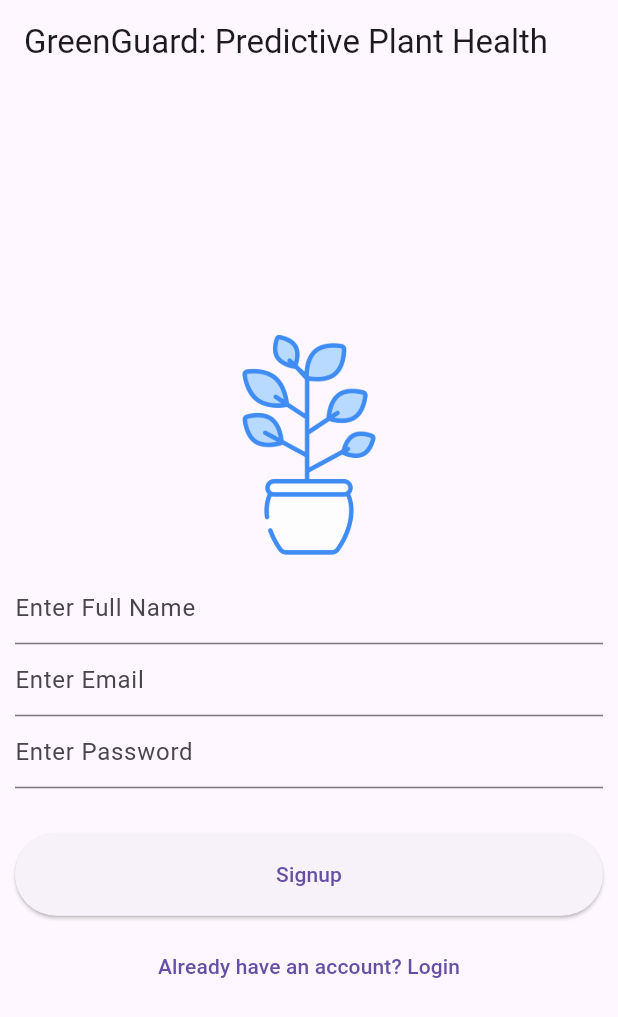
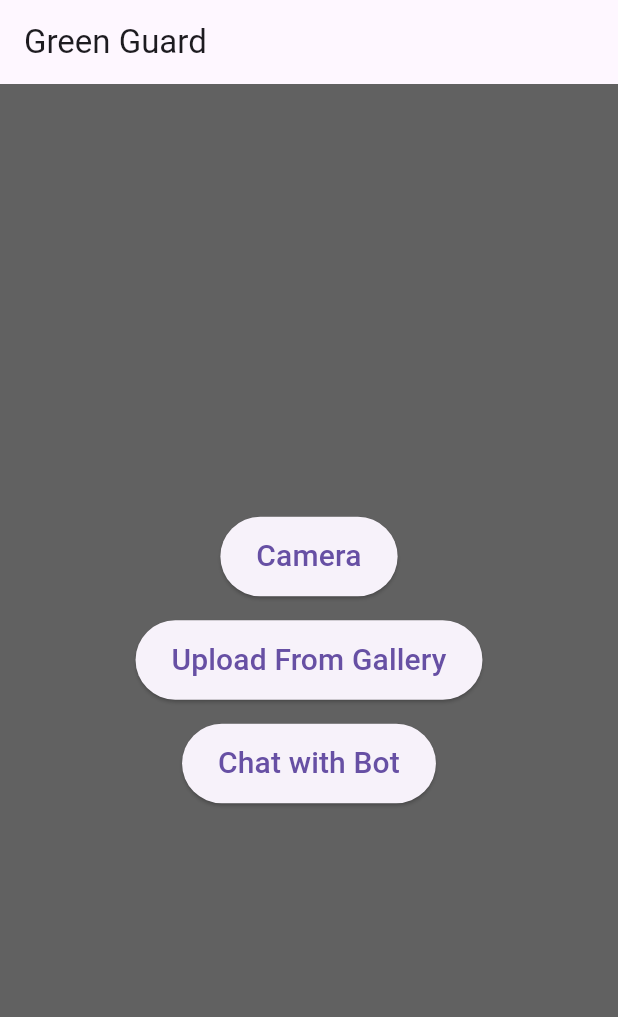
Before and after one commit to rohan-4761/green-guard-flutter-app, a Flutter app: the screen it shows after launch, on a phone screen of 412 x 824 dp. Shown: the top 1017 px of the screen. Run offline on Flutter 3.47's test engine with Material 3 defaults, Android fonts, the phone set to English and light mode, and no system bars; our stand-ins replace cloud_firestore, delightful_toast, firebase_auth, firebase_core, firebase_database, google_generative_ai and 1 more; accounts and stored records are empty.

Commit message:
first commit

```diff
--- a/lib/main.dart
+++ b/lib/main.dart
@@ -1,8 +1,5 @@
-import 'package:chatbot/pages/login_page.dart';
-import 'package:delightful_toast/delight_toast.dart';
-import 'package:firebase_auth/firebase_auth.dart';
+import 'package:chatbot/pages/camera.dart';
 import 'package:flutter/material.dart';
-import 'package:chatbot/pages/chatScreen.dart';
 import 'package:firebase_core/firebase_core.dart';
 import 'firebase_options.dart';
 
@@ -19,19 +16,15 @@ void main() async{
 class MyApp extends StatelessWidget {
   const MyApp({super.key});
 
-  // This widget is the root of your application.
   @override
   Widget build(BuildContext context) {
     return MaterialApp(
-        home: StreamBuilder(
-          stream: FirebaseAuth.instance.authStateChanges(),
-          builder: (context, snapshot) {
-            if (snapshot.hasData) {
-              return const ChatScreen();
-            } else {
-              return const LoginForm();
-            }
-          },
-        ));
+      theme: ThemeData(
+        primaryColor: Colors.red,
+      ),
+      home: const Cam(), // Use the Cam widget from cam.dart
+    );
   }
+
+
 }
--- /dev/null
+++ b/lib/pages/camera.dart
@@ -0,0 +1,121 @@
+import 'package:firebase_auth/firebase_auth.dart';
+import 'package:flutter/material.dart';
+import 'package:image_picker/image_picker.dart';
+import 'ImageDisplay.dart';
+import 'chatScreen.dart';
+import 'login_page.dart';
+
+class Cam extends StatefulWidget {
+  const Cam({Key? key});
+
+  @override
+  _CamState createState() => _CamState();
+}
+
+class _CamState extends State<Cam> {
+  final ImagePicker _imagePicker = ImagePicker();
+  XFile? image;
+
+  Future<void> _openCamera() async {
+    final pickedImage = await _imagePicker.pickImage(source: ImageSource.camera);
+    _handleImage(pickedImage);
+  }
+
+  Future<void> _openGallery() async {
+    final pickedImage = await _imagePicker.pickImage(source: ImageSource.gallery);
+    _handleImage(pickedImage);
+  }
+
+  void _handleImage(XFile? pickedImage) {
+    if (pickedImage != null) {
+      // Navigate to a new page to display the image
+      Navigator.push(
+        context,
+        MaterialPageRoute(
+          builder: (context) => ImageDisplayPage(imagePath: pickedImage.path),
+        ),
+      );
+    } else {
+      print('No image selected');
+    }
+  }
+
+  @override
+  Widget build(BuildContext context) {
+    return MaterialApp(
+      theme: ThemeData(
+        primaryColor: Colors.grey[700], // Grey color scheme
+      ),
+      home: Scaffold(
+        appBar: AppBar(
+          title: const Text('Green Guard'),
+        ),
+        backgroundColor: Colors.grey[700],
+        body: Center(
+          child: Column(
+            mainAxisAlignment: MainAxisAlignment.center,
+            children: [
+              ElevatedButton(
+                onPressed: () {
+                  _openCamera();
+                },
+                style: ElevatedButton.styleFrom(
+                  padding: const EdgeInsets.symmetric(vertical: 12, horizontal: 24),
+                ),
+                child: const Text(
+                  'Camera',
+                  textAlign: TextAlign.center,
+                  style: TextStyle(
+                    fontSize: 20,
+                  ),
+                ),
+              ),
+              const SizedBox(height: 16),
+              ElevatedButton(
+                onPressed: _openGallery,
+                style: ElevatedButton.styleFrom(
+                  padding: const EdgeInsets.symmetric(vertical: 12, horizontal: 24),
+                ),
+                child: const Text(
+                  'Upload From Gallery',
+                  textAlign: TextAlign.center,
+                  style: TextStyle(
+                    fontSize: 20,
+                  ),
+                ),
+              ),
+              const SizedBox(height: 16),
+              ElevatedButton(
+                onPressed: () {
+                  User? user = FirebaseAuth.instance.currentUser;
+                  if (user != null) {
+                    Navigator.push(
+                      context,
+                      MaterialPageRoute(builder: (context) => const ChatScreen()),
+                    );
+                  } else {
+                    // If not logged in, navigate to login page
+                    Navigator.push(
+                      context,
+                      MaterialPageRoute(builder: (context) => const LoginForm()),
+                    );
+                  }
+                },
+                style: ElevatedButton.styleFrom(
+                  padding: const EdgeInsets.symmetric(vertical: 12, horizontal: 24),
+                ),
+                child: const Text(
+                  'Chat with Bot',
+                  textAlign: TextAlign.center,
+                  style: TextStyle(
+                    fontSize: 20,
+                  ),
+                ),
+              ),
+            ],
+          ),
+        ),
+      ),
+    );
+  }
+}
--- a/lib/pages/chatScreen.dart
+++ b/lib/pages/chatScreen.dart
@@ -25,6 +25,7 @@ class _ChatScreenState extends State<ChatScreen> {
   final model = GenerativeModel(model: 'gemini-pro', apiKey: apiKey);
 
   final List<Message> _messages = [];
+
 
 
   @override
--- a/pubspec.yaml
+++ b/pubspec.yaml
@@ -36,6 +36,7 @@ dependencies:
   # The following adds the Cupertino Icons font to your application.
   # Use with the CupertinoIcons class for iOS style icons.
   cupertino_icons: ^1.0.6
+  image_picker: ^0.8.4
   google_generative_ai: ^0.2.2
   intl: ^0.19.0
   cloud_firestore: ^4.15.10
```
Also changed, not shown: lib/pages/ImageDisplay.dart (added, +72 -0 lines), lib/pages/login_page.dart (+8 -2 lines), pubspec.lock, 5 other files.
